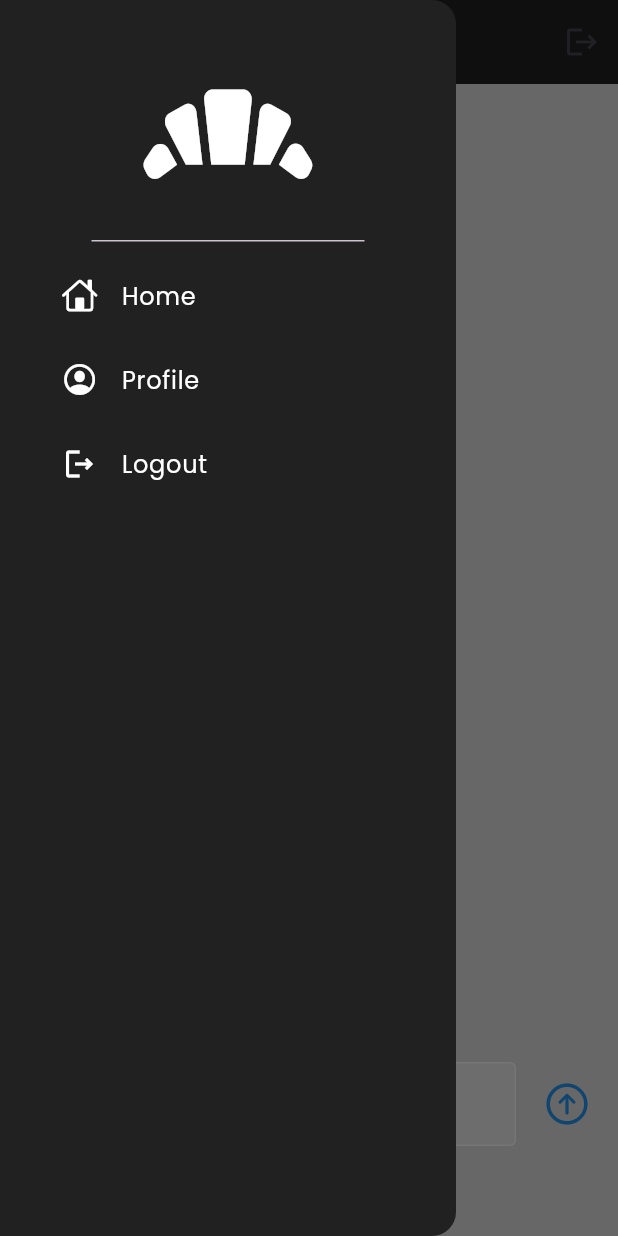
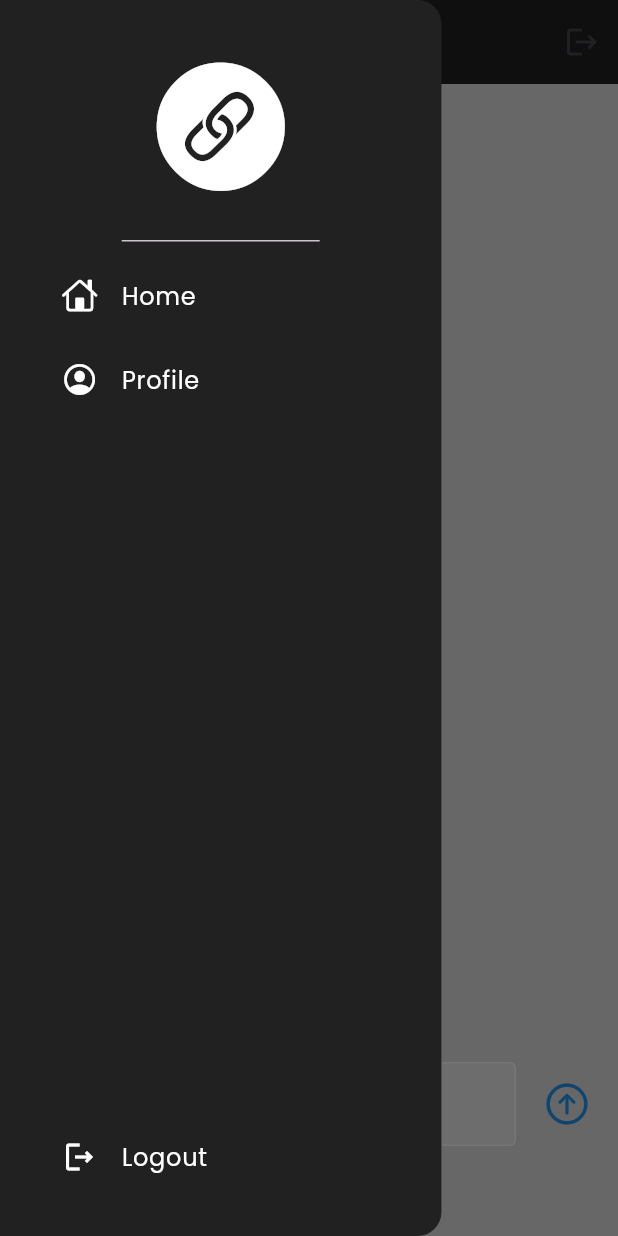
Before and after one commit to The-Naveen-Chandra/Make-LinkUp, a Flutter app: the screen it shows once a user with an empty profile is signed in, with the side drawer open, on a phone screen of 412 x 824 dp. Run offline on Flutter 3.47's test engine with Material 2 defaults, Android fonts, the phone set to English and light mode, and no system bars; our stand-ins replace cloud_firestore, firebase_auth, firebase_core, google_fonts, google_sign_in; accounts and stored records are empty; network calls fail.

Commit message:
Dev. Custom styling & Modified Icons

```diff
--- a/lib/components/my_drawer.dart
+++ b/lib/components/my_drawer.dart
@@ -16,13 +16,14 @@ class MyDrawer extends StatelessWidget {
     return Drawer(
       backgroundColor: Colors.grey[900],
       surfaceTintColor: Colors.transparent,
+      width: MediaQuery.of(context).size.width / 1.4,
       child: Column(
         children: [
           // header
           const DrawerHeader(
             child: Icon(
-              Icons.bakery_dining,
-              size: 150,
+              CupertinoIcons.link_circle_fill,
+              size: 100,
               color: Colors.white,
             ),
           ),
@@ -41,7 +42,7 @@ class MyDrawer extends StatelessWidget {
             onTap: onProfileTap,
           ),
 
-          // Spacer(),
+          const Spacer(),
 
           // logout list tile
           MyListTile(
@@ -49,6 +50,7 @@ class MyDrawer extends StatelessWidget {
             text: "Logout",
             onTap: onSignOut,
           ),
+          const SizedBox(height: 25),
         ],
       ),
     );
--- a/lib/screens/home_screen.dart
+++ b/lib/screens/home_screen.dart
@@ -69,7 +69,7 @@ class _HomeScreenState extends State<HomeScreen> {
           mainAxisAlignment: MainAxisAlignment.center,
           children: [
             const Icon(
-              Icons.bakery_dining_rounded,
+              CupertinoIcons.link,
               color: Colors.white,
             ),
             const SizedBox(
@@ -78,7 +78,9 @@ class _HomeScreenState extends State<HomeScreen> {
             Text(
               "LinkUp",
               style: GoogleFonts.poppins(
-                  color: Colors.white, fontWeight: FontWeight.w500),
+                color: Colors.white,
+                fontWeight: FontWeight.w500,
+              ),
             ),
           ],
         ),
```
Also changed, not shown: lib/components/my_alert_dialog.dart (added, +32 -0 lines), lib/screens/login_screen.dart (+3 -8 lines), lib/screens/profile_screen.dart (added, +24 -0 lines), lib/screens/register_screen.dart (+3 -8 lines).
